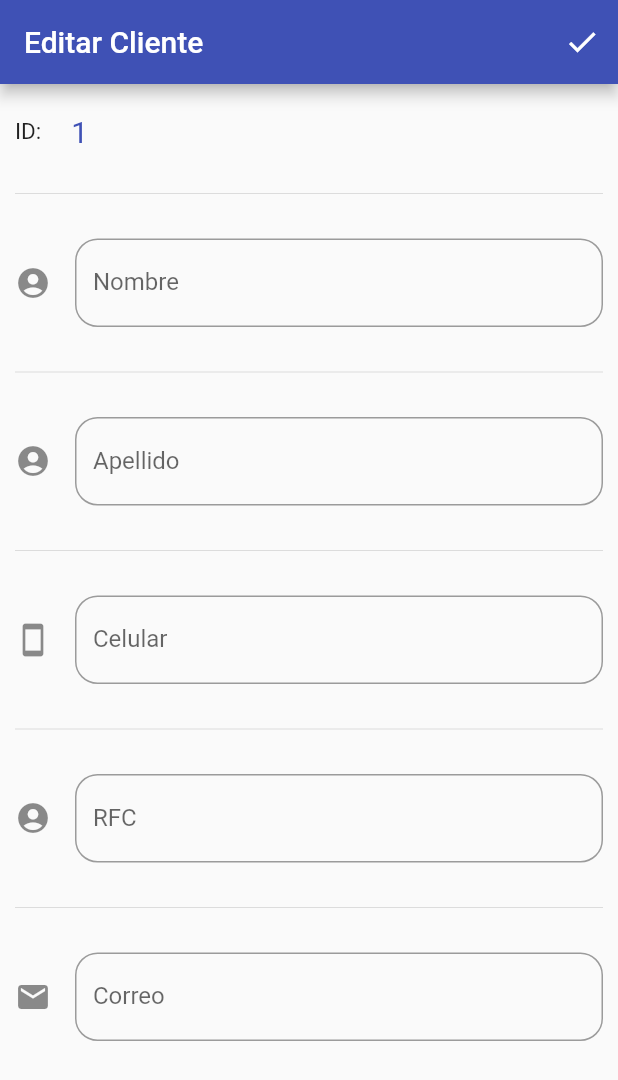
After one commit to zayser99/ServicesManagerApp, a Flutter app: the EditarCliente screen opened by its route, on a phone screen of 412 x 824 dp. The commit adds this screen. Shown: the top 1080 px of the screen. Run offline on Flutter 3.47's test engine with Material 2 defaults, Android fonts, the phone set to English and light mode, and no system bars.

Commit message:
se completo el maquetado de cliente

```diff
--- a/lib/main.dart
+++ b/lib/main.dart
@@ -36,6 +36,8 @@ class MyApp extends StatelessWidget {
         'EditarServicio': (_) => const EditarServicio(),
         'AgregarCita': (_) => const AgregarCita(),
         'EditarCita': (_) => const EditarCita(),
+        'AgregarCliente': (_) => const AgregarCliente(),
+        'EditarCliente': (_) => const EditarCliente(),
       },
       onGenerateRoute: (settings) {
         return MaterialPageRoute(
--- a/lib/screens/forms/agregar_servicio.dart
+++ b/lib/screens/forms/agregar_servicio.dart
@@ -1,5 +1,4 @@
 import 'package:flutter/material.dart';
-import 'package:flutter/services.dart';
 
 class AgregarServicio extends StatefulWidget {
   const AgregarServicio({Key? key}) : super(key: key);
--- /dev/null
+++ b/lib/screens/forms/editar_cliente.dart
@@ -0,0 +1,115 @@
+import 'package:flutter/material.dart';
+
+class EditarCliente extends StatefulWidget {
+  const EditarCliente({Key? key}) : super(key: key);
+
+  @override
+  State<EditarCliente> createState() => _EditarClienteState();
+}
+
+class _EditarClienteState extends State<EditarCliente> {
+  String dropdownValue = 'Pintura';
+  @override
+  Widget build(BuildContext context) {
+    return Scaffold(
+      appBar: AppBar(
+        automaticallyImplyLeading: false,
+        title: const Text('Editar Cliente'),
+        actions: [
+          IconButton(
+            icon: const Icon(Icons.check),
+            tooltip: 'Editar Cliente',
+            onPressed: () {
+              Navigator.pop(context);
+            },
+          ),
+        ],
+      ),
+      body: ListView(
+        padding: const EdgeInsets.symmetric(horizontal: 10, vertical: 20),
+        children: [
+          _showID('1'),
+          const Divider(height: 60),
+          _inputNombre(),
+          const Divider(height: 60),
+          _inputApellido(),
+          const Divider(height: 60),
+          _inputNum(),
+          const Divider(height: 60),
+          _inputRFC(),
+          const Divider(height: 60),
+          _inputMail(),
+        ],
+      ),
+    );
+  }
+
+  Widget _showID(id) {
+    return Row(
+      children: [
+        const Text('ID:', style: TextStyle(fontSize: 15)),
+        const SizedBox(width: 20),
+        Text(
+          id,
+          style: const TextStyle(fontSize: 20, color: Colors.indigo),
+        ),
+      ],
+    );
+  }
+
+  Widget _inputNombre() {
+    return TextField(
+      decoration: InputDecoration(
+        border: OutlineInputBorder(borderRadius: BorderRadius.circular(15)),
+        hintText: 'Nombre',
+        labelText: 'Nombre',
+        icon: const Icon(Icons.account_circle),
+      ),
+    );
+  }
+
+  Widget _inputApellido() {
+    return TextField(
+      decoration: InputDecoration(
+        border: OutlineInputBorder(borderRadius: BorderRadius.circular(15)),
+        hintText: 'Apellido',
+        labelText: 'Apellido',
+        icon: const Icon(Icons.account_circle),
+      ),
+    );
+  }
+
+  Widget _inputNum() {
+    return TextField(
+      keyboardType: TextInputType.number,
+      decoration: InputDecoration(
+        border: OutlineInputBorder(borderRadius: BorderRadius.circular(15)),
+        hintText: 'Numero Celular',
+        labelText: 'Celular',
+        icon: const Icon(Icons.smartphone),
+      ),
+    );
+  }
+
+  Widget _inputRFC() {
+    return TextField(
+      decoration: InputDecoration(
+        border: OutlineInputBorder(borderRadius: BorderRadius.circular(15)),
+        hintText: 'RFC',
+        labelText: 'RFC',
+        icon: const Icon(Icons.account_circle),
+      ),
+    );
+  }
+
+  Widget _inputMail() {
+    return TextField(
+      decoration: InputDecoration(
+        border: OutlineInputBorder(borderRadius: BorderRadius.circular(15)),
+        hintText: 'Correo electronico',
+        labelText: 'Correo',
+        icon: const Icon(Icons.mail),
+      ),
+    );
+  }
+}
--- a/lib/screens/screens.dart
+++ b/lib/screens/screens.dart
@@ -13,3 +13,5 @@ export 'package:services_manager_app/screens/forms/editar_servicio.dart';
 export 'package:services_manager_app/screens/forms/agregar_tipo_servicio.dart';
 export 'package:services_manager_app/screens/forms/agregar_cita.dart';
 export 'package:services_manager_app/screens/forms/editar_cita.dart';
+export 'package:services_manager_app/screens/forms/agregar_cliente.dart';
+export 'package:services_manager_app/screens/forms/editar_cliente.dart';
```
Also changed, not shown: lib/screens/clientes_screen.dart (+9 -4 lines), lib/screens/forms/agregar_cliente.dart (added, +100 -0 lines), lib/widgets/tarjeta_clientes.dart (+38 -4 lines).
